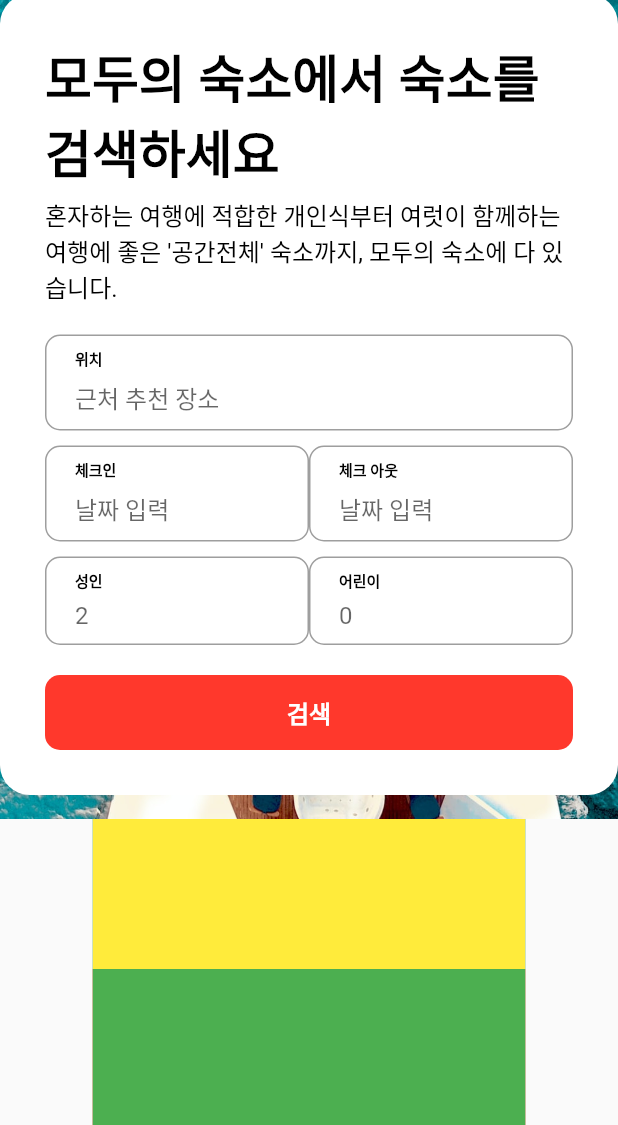
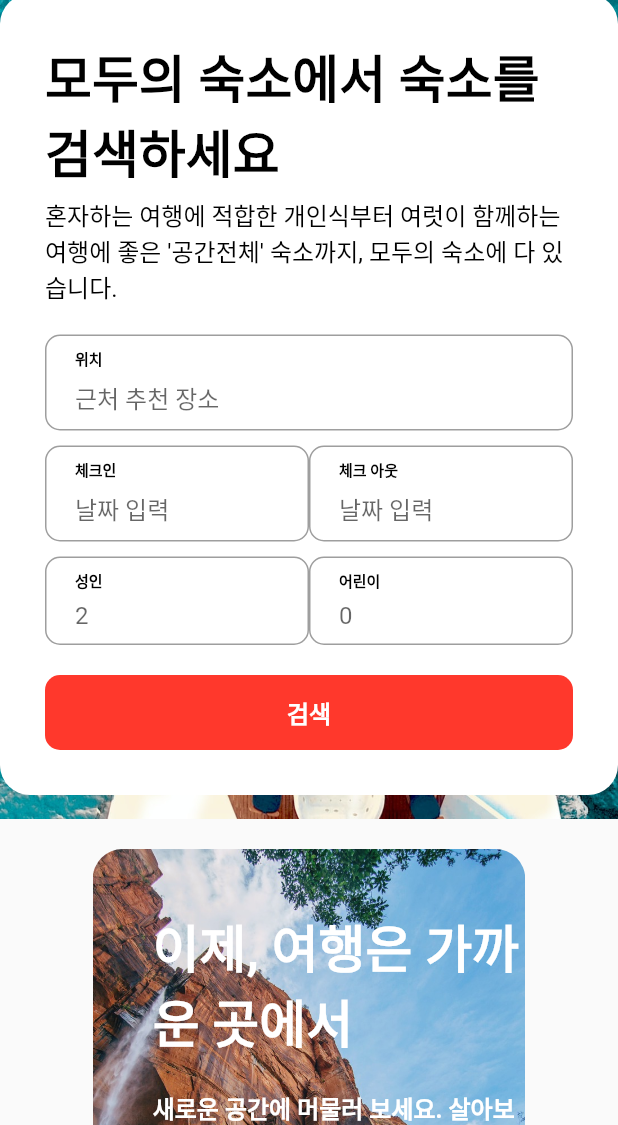
Before and after one commit to hyonna12/flutter-airbnb, a Flutter app: the screen it shows after launch, on a phone screen of 412 x 824 dp, the part 111-1236 px from its top. Run offline on Flutter 3.47's test engine with Material 2 defaults, Android fonts, the phone set to English and light mode, and no system bars; missing offline and left inert: dart:html.

Commit message:
home_header_banner

```diff
--- /dev/null
+++ b/lib/components/common/basic_button.dart
@@ -0,0 +1,28 @@
+import 'package:flutter/material.dart';
+import 'package:flutter_airbnb/styles.dart';
+
+class BasicButton extends StatelessWidget {
+  final text;
+  BasicButton({required this.text, Key? key}) : super(key: key);
+
+  @override
+  Widget build(BuildContext context) {
+    return SizedBox(
+      // width 지정안하면 글자크기만큼 크기 정해짐
+      height: 35,
+      child: TextButton(
+        style: TextButton.styleFrom(
+          backgroundColor: Colors.white,
+          shape: RoundedRectangleBorder(
+            borderRadius: BorderRadius.circular(5),
+          ),
+        ),
+        onPressed: () {},
+        child: Text(
+          "${text}",
+          style: subtitle2(),
+        ),
+      ),
+    );
+  }
+}
--- a/lib/components/home/home_header_banner.dart
+++ b/lib/components/home/home_header_banner.dart
@@ -1,31 +1,73 @@
 import 'package:flutter/material.dart';
+import 'package:flutter_airbnb/components/common/basic_button.dart';
+import 'package:flutter_airbnb/size.dart';
+import 'package:flutter_airbnb/styles.dart';
 
 class HomeBodyBanner extends StatelessWidget {
   const HomeBodyBanner({Key? key}) : super(key: key);
 
   @override
   Widget build(BuildContext context) {
-    return Stack(
+    return Padding(
+      padding: const EdgeInsets.only(top: gap_m),
+      child: Stack(
         // 이미지 밑에 깔고 달아줌
         // 나중에
         children: [
           _buildBannerImage(),
           _buildBannerCaption(),
         ],
+      ),
     );
   }
 
   Widget _buildBannerImage() {
-    return Container(
-      height: 100,
-      color: Colors.blue,
+    return ClipRRect(
+      borderRadius: BorderRadius.circular(20),
+      child: Image.asset(
+        "assets/banner.jpg",
+        fit: BoxFit.cover,
+        width: double.infinity,
+        height: 320,
+      ),
     );
   }
 
   Widget _buildBannerCaption() {
-    return Container(
-      height: 100,
-      color: Colors.yellow,
+    return Positioned(
+      top: 40,
+      left: 40,
+      child: Column(
+        crossAxisAlignment: CrossAxisAlignment.start,
+        children: [
+          Container(
+            constraints: BoxConstraints(
+              maxWidth: 250, // 글자 최대 크기
+              // maxWidth - 0~250 / SizedBox - 크기고정
+              // 최소값, 최대값 주고싶으면 container로 묶어야함
+            ),
+            child: Text(
+              "이제, 여행은 가까운 곳에서",
+              style: h4(mColor: Colors.white),
+            ),
+          ),
+          SizedBox(height: gap_m),
+          Container(
+            constraints: BoxConstraints(
+              maxWidth: 250,
+            ),
+            child: Text(
+              "새로운 공간에 머물러 보세요. 살아보기, 출장, 여행 등 다양한 목적에 맞는 숙소를 찾아보세요.",
+              style: subtitle1(mColor: Colors.white),
+            ),
+          ),
+          SizedBox(height: gap_m),
+          SizedBox(
+            width: 170,
+            child: BasicButton(text: "가가운 여행지 둘러보기"),
+          ),
+        ],
+      ),
     );
   }
 }
```
Lines whose indentation alone changed are shown as unchanged.
